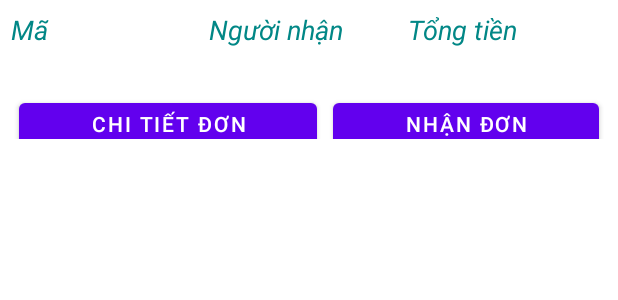
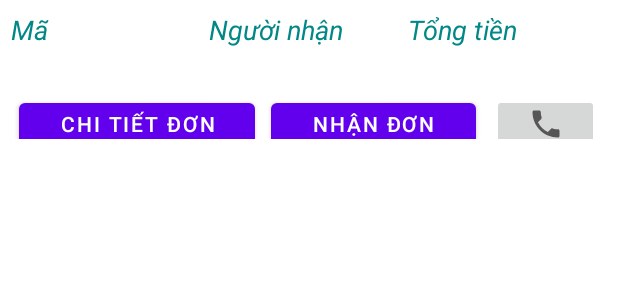
Before and after one commit to NDPhat/ADAppMicodi, an Android app: the layout lineshipperorder.xml on its own in the app's theme, with its tools: preview values and no code run, on a phone screen of 412 x 824 dp. Shown: the top 300 px of the screen. Run offline under Robolectric (Android 15) with nearby library versions, the phone set to English and light mode, and no system bars.

Commit message:
call phone

```diff
--- a/app/src/main/AndroidManifest.xml
+++ b/app/src/main/AndroidManifest.xml
@@ -4,6 +4,8 @@
 
     <uses-permission android:name="android.permission.READ_EXTERNAL_STORAGE" />
     <uses-permission android:name="android.permission.INTERNET" />
+    <uses-permission android:name="android.permission.CALL_PHONE" />
+
 
     <uses-feature
         android:name="android.hardware.camera"
--- a/app/src/main/res/layout/activity_shipper_order_detail.xml
+++ b/app/src/main/res/layout/activity_shipper_order_detail.xml
@@ -58,7 +58,6 @@
                 android:id="@+id/userphoneHORSP"
                 android:layout_width="0dp"
                 android:layout_height="match_parent"
-
                 android:layout_weight="1"
                 android:layout_marginLeft="4dp"
                 android:background="#FC66FFBD"
--- a/app/src/main/res/layout/lineshipperorder.xml
+++ b/app/src/main/res/layout/lineshipperorder.xml
@@ -60,7 +60,7 @@
             android:layout_width="match_parent"
             android:layout_height="50dp"
             android:orientation="horizontal"
-            android:weightSum="2"
+            android:weightSum="3"
             >
             <Button
                 android:id="@+id/btnchitietdonORSP"
@@ -71,6 +71,8 @@
                 android:layout_margin="5dp">
 
             </Button>
+
+
             <Button
                 android:id="@+id/btnnhandonORSP"
                 android:layout_width="wrap_content"
@@ -80,6 +82,15 @@
                 android:layout_weight="1">
 
             </Button>
+            <ImageButton
+                android:id="@+id/btncallORSP"
+                android:src="@drawable/ic_phone"
+                android:layout_width="wrap_content"
+                android:layout_height="wrap_content"
+                android:layout_weight="1"
+                android:layout_margin="5dp">
+
+            </ImageButton>
         </LinearLayout>
 
 
```
Also changed, not shown: app/src/main/java/com/example/appcomidi/Adapter/Shipper/OrderShipperAdapter.java (+19 -1 lines), app/src/main/java/com/example/appcomidi/Fragment/Shipper/ShipperOrderFragment.java (+26 -6 lines).
